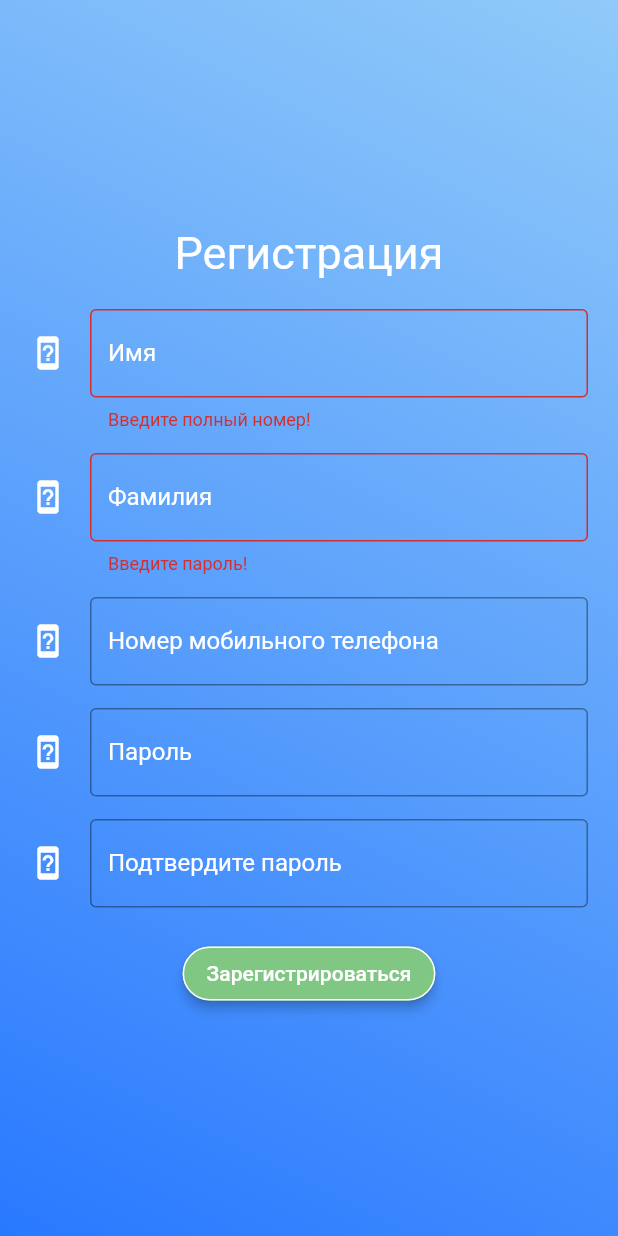
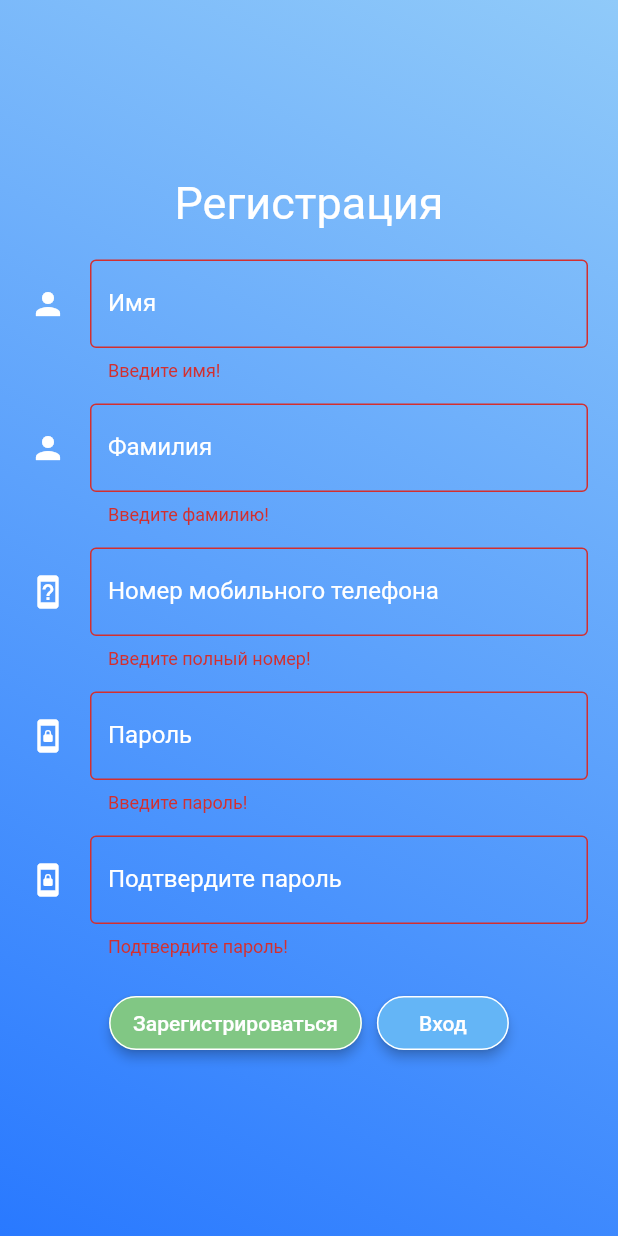
Before and after one commit to Artem4444/DIPLOM, a Flutter app: the screen it shows after launch, after a tap on "Вход", after a tap on "Регистрация", after a tap on "Зарегистрироваться", on a phone screen of 412 x 824 dp. Run offline on Flutter 3.47's test engine with Material 2 defaults, Android fonts, the phone set to English and light mode, and no system bars; our stand-ins replace geolocator, google_maps_flutter, shared_preferences.

Commit message:
work on authorization

```diff
--- a/flutter_app/lib/Models/user.dart
+++ b/flutter_app/lib/Models/user.dart
@@ -1,9 +1,11 @@
 class User {
-  String name;
+  String firstName;
+  String secondName;
   String mobileNumber;
   String password;
   User() {
-    name = "";
+    firstName = "";
+    secondName = "";
     mobileNumber = "";
     password = "";
   }
--- a/flutter_app/lib/authorization.dart
+++ b/flutter_app/lib/authorization.dart
@@ -1,4 +1,5 @@
 import 'dart:async';
+import 'dart:io';
 import 'package:flutter/material.dart';
 import 'package:flutter_app/Managers/navigation_manager.dart';
 import 'package:flutter_app/Managers/prefs_manager.dart';
@@ -14,29 +15,47 @@ class Authorization extends StatefulWidget {
 }
 
 class AuthorizationState extends State {
-  final _formKey = GlobalKey<FormState>();
+  final _loginFormKey = GlobalKey<FormState>();
+  final _registrationFormKey = GlobalKey<FormState>();
   static Widget currentState;
-  User _user = new User();
+  User _registrationUser = new User();
+  User _loginUser = new User();
   double _greatingsOpacity = 0;
+  bool _isLoginWidget;
+  bool _canMoveToMenu;
 
   void _getPrefs() async {
-    _user.name = await PrefsManager.getUserName();
-    if (_user.name == null || _user.name == "") {
+    _loginUser.firstName = await PrefsManager.getUserName();
+    if (_loginUser.firstName == null || _loginUser.firstName == "")
+      _showLogin();
+    else
+      _showGreatings();
+  }
+
+  void _showLogin() {
     setState(() {
       currentState = _loginWidget();
+      _isLoginWidget = true;
       _greatingsOpacity = 1;
     });
-    } else {
-      _showGreatings();
   }
+
+  void _showRegistration() {
+    setState(() {
+      currentState = _registrationWidget();
+      _isLoginWidget = false;
+    });
   }
 
   void _showGreatings() {
     setState(() {
       currentState = _greatingsWidget();
+      _isLoginWidget = false;
+      _canMoveToMenu = true;
       _greatingsOpacity = 1;
     });
     Timer(Duration(seconds: 3), () {
+      if (!_isLoginWidget && _canMoveToMenu)
         NavigationManager.push(context, MainMenu());
     });
   }
@@ -61,10 +80,27 @@ class AuthorizationState extends State {
     super.dispose();
   }
 
+  _backPressHandler() {
+    if (_isLoginWidget)
+      exit(0);
+    else
+      setState(() {
+        currentState = _loginWidget();
+        _isLoginWidget = true;
+        _canMoveToMenu = false;
+      });
+  }
+
+  Future<bool> _onBackPressed() {
+    return _backPressHandler() ?? false;
+  }
+
   @override
   Widget build(BuildContext context) {
     return Scaffold(
-        body: SafeArea(
+        body: WillPopScope(
+            onWillPop: _onBackPressed,
+            child: SafeArea(
                 child: AnimatedOpacity(
                     duration: const Duration(seconds: 2),
                     opacity: _greatingsOpacity,
@@ -77,13 +113,15 @@ class AuthorizationState extends State {
                               Colors.blue[200],
                               Colors.blueAccent[400]
                             ])),
-                    child: currentState))));
+                        child: AnimatedSwitcher(
+                            duration: Duration(seconds: 1),
+                            child: currentState))))));
   }
 
   Widget _greatingsWidget() {
     return Center(
         child: Text(
-      "Добро пожаловать ${_user.name}!",
+      "Добро пожаловать ${_loginUser.firstName}!",
       style: TextStyle(fontSize: 30, color: Colors.white),
       textAlign: TextAlign.center,
     ));
@@ -99,31 +137,37 @@ class AuthorizationState extends State {
           child: Text("Регистрация",
               style: TextStyle(fontSize: 30, color: Colors.white))),
       Form(
-          key: _formKey,
+          key: _registrationFormKey,
           child: Container(
               padding: EdgeInsets.fromLTRB(20, 0, 20, 20),
               child: Column(children: [
                 TextFormField(
-                  decoration: _inputDecoration("Имя", Icons.device_unknown),
+                  decoration: _inputDecoration("Имя", Icons.person),
                   validator: (value) {
-                    if (value.isEmpty) {
+                    if (value.isEmpty)
                       return 'Введите имя!';
+                    else if (!value.contains(new RegExp("[а-яА-Я]")))
+                      return "Только кирилличиские символы!";
+                    else {
+                      _registrationUser.firstName = value;
+                      return null;
                     }
-                    _user.mobileNumber = value;
-                    return null;
                   },
                 ),
                 SizedBox(
                   height: 15,
                 ),
                 TextFormField(
-                  decoration: _inputDecoration("Фамилия", Icons.device_unknown),
+                  decoration: _inputDecoration("Фамилия", Icons.person),
                   validator: (value) {
-                    if (value.isEmpty) {
+                    if (value.isEmpty)
                       return 'Введите фамилию!';
+                    else if (!value.contains(new RegExp("[а-яА-Я]")))
+                      return "Только кирилличиские символы!";
+                    else {
+                      _registrationUser.secondName = value;
+                      return null;
                     }
-                    _user.mobileNumber = value;
-                    return null;
                   },
                 ),
                 SizedBox(
@@ -133,11 +177,14 @@ class AuthorizationState extends State {
                   decoration: _inputDecoration(
                       "Номер мобильного телефона", Icons.device_unknown),
                   validator: (value) {
-                    if (value.isEmpty) {
+                    if (value.isEmpty)
                       return 'Введите полный номер!';
+                    else if (!value.contains(new RegExp(r"^\+375[0-9]{9}$")))
+                      return "Не корректный номер! Пример:+375295264295";
+                    else {
+                      _registrationUser.mobileNumber = value;
+                      return null;
                     }
-                    _user.mobileNumber = value;
-                    return null;
                   },
                 ),
                 SizedBox(
@@ -145,13 +192,17 @@ class AuthorizationState extends State {
                 ),
                 TextFormField(
                   obscureText: true,
-                  decoration: _inputDecoration("Пароль", Icons.device_unknown),
+                  decoration:
+                      _inputDecoration("Пароль", Icons.screen_lock_portrait),
                   validator: (value) {
-                    if (value.isEmpty) {
+                    if (value.isEmpty)
                       return 'Введите пароль!';
+                    else if (value.length < 4)
+                      return "Не менее 4 символов!";
+                    else {
+                      _registrationUser.password = value;
+                      return null;
                     }
-                    _user.mobileNumber = value;
-                    return null;
                   },
                 ),
                 SizedBox(
@@ -160,22 +211,34 @@ class AuthorizationState extends State {
                 TextFormField(
                   obscureText: true,
                   decoration: _inputDecoration(
-                      "Подтвердите пароль", Icons.device_unknown),
+                      "Подтвердите пароль", Icons.screen_lock_portrait),
                   validator: (value) {
-                    if (value.isEmpty) {
+                    if (_registrationUser.password != value)
                       return 'Введенные пароли не совпадают!';
+                    else if (value.isEmpty)
+                      return 'Подтвердите пароль!';
+                    else {
+                      _registrationUser.mobileNumber = value;
+                      return null;
                     }
-                    _user.mobileNumber = value;
-                    return null;
                   },
                 )
               ]))),
       Center(
+          child: Row(mainAxisAlignment: MainAxisAlignment.center, children: [
+        Container(
+            padding: EdgeInsets.fromLTRB(5, 0, 5, 0),
             child: _raisedButton('Зарегистрироваться', Colors.green[300], () {
-        setState(() {
-          currentState = _registrationWidget();
-        });
+              if (_registrationFormKey.currentState.validate()) {
+                print("registration!");
+              }
+            })),
+        Container(
+            padding: EdgeInsets.fromLTRB(5, 0, 5, 0),
+            child: _raisedButton('Вход', Colors.blue[300], () {
+              _showLogin();
             }))
+      ]))
     ])));
   }
 
@@ -187,7 +250,7 @@ class AuthorizationState extends State {
           child: Text("Вход",
               style: TextStyle(fontSize: 30, color: Colors.white))),
       Form(
-          key: _formKey,
+          key: _loginFormKey,
           child: Container(
               padding: EdgeInsets.fromLTRB(20, 0, 20, 20),
               child: Column(children: [
@@ -195,11 +258,14 @@ class AuthorizationState extends State {
                   decoration: _inputDecoration(
                       "Номер мобильного телефона", Icons.device_unknown),
                   validator: (value) {
-                    if (value.isEmpty) {
+                    if (value.isEmpty)
                       return 'Введите полный номер!';
+                    else if (!value.contains(new RegExp(r"^\+375[0-9]{9}$")))
+                      return "Не корректный номер! Пример:+375295264295";
+                    else {
+                      _loginUser.mobileNumber = value;
+                      return null;
                     }
-                    _user.mobileNumber = value;
-                    return null;
                   },
                 ),
                 SizedBox(
@@ -212,25 +278,24 @@ class AuthorizationState extends State {
                   validator: (value) {
                     if (value.isEmpty) {
                       return 'Введите пароль!';
+                    } else {
+                      _loginUser.password = value;
+                      return null;
                     }
-                    _user.password = value;
-                    return null;
                   },
                 ),
               ]))),
       Row(mainAxisAlignment: MainAxisAlignment.center, children: [
         _raisedButton('Вход', Colors.blue[300], () {
-          if (_formKey.currentState.validate()) {
-            _sendUserLogin(_user);
+          if (_loginFormKey.currentState.validate()) {
+            _sendUserLogin(_loginUser);
           }
         }),
         SizedBox(
           width: 20,
         ),
         _raisedButton('Регистрация', Colors.green[300], () {
-          setState(() {
-            currentState = _registrationWidget();
-          });
+          _showRegistration();
         })
       ])
     ]));
--- a/flutter_app/lib/main_menu.dart
+++ b/flutter_app/lib/main_menu.dart
@@ -33,7 +33,7 @@ class MainMenuState extends State {
   }
 
   _setUserName() async {
-    user.name = await PrefsManager.getUserName();
+    user.firstName = await PrefsManager.getUserName();
   }
 
   @override
@@ -75,7 +75,7 @@ class MainMenuState extends State {
         decoration: BoxDecoration(color: Colors.blue[50]),
         padding: EdgeInsets.fromLTRB(5, 10, 5, 10),
         child: Row(children: [
-          Row(children: [Icon(Icons.person), Text(user.name)]),
+          Row(children: [Icon(Icons.person), Text(user.firstName)]),
           SizedBox(
             width: 130,
           ),
--- a/flutter_app/lib/route_menu.dart
+++ b/flutter_app/lib/route_menu.dart
@@ -53,7 +53,9 @@ class RouteMenuState extends State {
                   end: Alignment.bottomLeft,
                   colors: [Colors.blue[200], Colors.blueAccent[400]])),
           child: Center(
-            child: _widgetOptions.elementAt(_selectedIndex),
+            child: AnimatedSwitcher(
+                duration: Duration(seconds: 1),
+                child: _widgetOptions.elementAt(_selectedIndex)),
           )),
       floatingActionButtonLocation: FloatingActionButtonLocation.centerDocked,
       floatingActionButton: FloatingActionButton(
```
Lines whose indentation alone changed are shown as unchanged.
